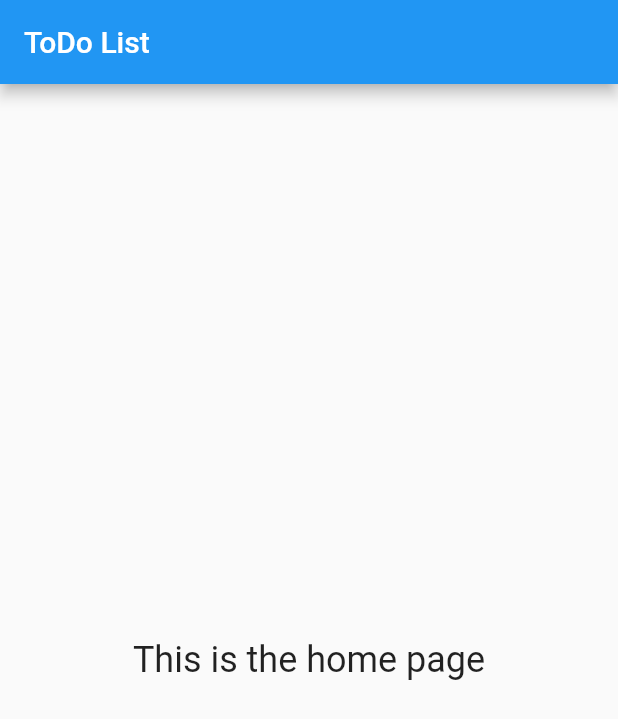
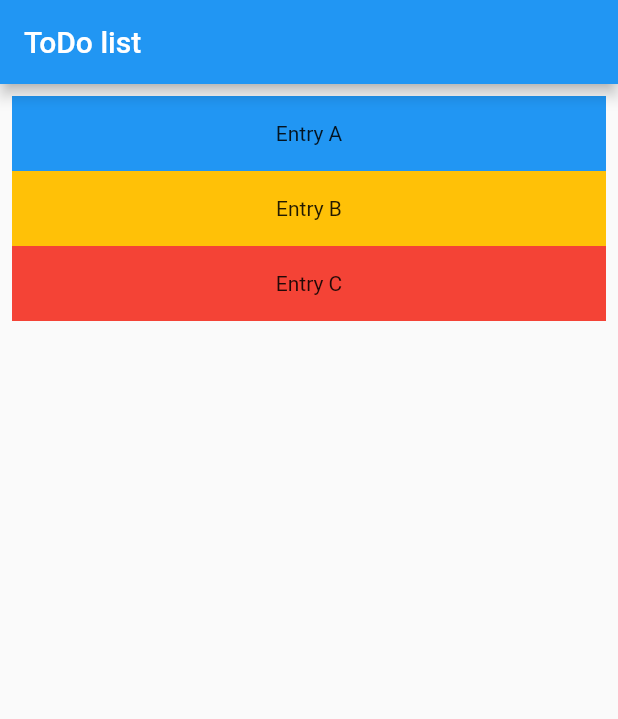
Before and after one commit to damianlonare/todo_list_old_flutter_template, a Flutter app: the screen it shows after launch, on a phone screen of 412 x 824 dp. Shown: the top 719 px of the screen. Run offline on Flutter 3.47's test engine with Material 2 defaults, Android fonts, the phone set to English and light mode, and no system bars; our stand-ins replace bloc, equatable, flutter_bloc, sqflite; accounts and stored records are empty.

Commit message:
feat: basic list layout

```diff
--- a/lib/main.dart
+++ b/lib/main.dart
@@ -27,12 +27,28 @@ class MyStatelessWidget extends StatelessWidget {
     // TODO: implement build
     return Scaffold(
       appBar: AppBar(
-        title: const Text('ToDo List'),
+        title: const Text('ToDo list'),
       ),
-      body: const Center(
-        child: Text(
-          'This is the home page',
-          style: TextStyle(fontSize: 24)
+      body: Center(
+        child: ListView(
+          padding: const EdgeInsets.all(8),
+          children: <Widget>[
+            Container(
+              height: 50,
+              color: Colors.blue[500],
+              child: const Center(child: Text('Entry A')),
+            ),
+            Container(
+              height: 50,
+              color: Colors.amber[500],
+              child: const Center(child: Text('Entry B')),
+            ),
+            Container(
+              height: 50,
+              color: Colors.red[500],
+              child: const Center(child: Text('Entry C')),
+            ),
+          ],
         )
       )
     );
```
